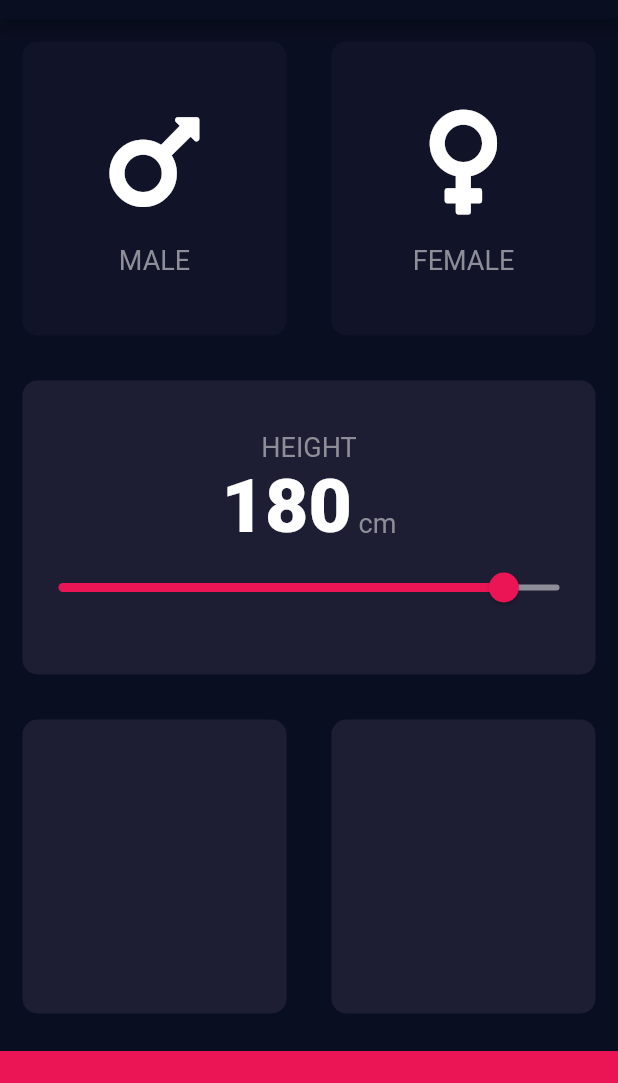
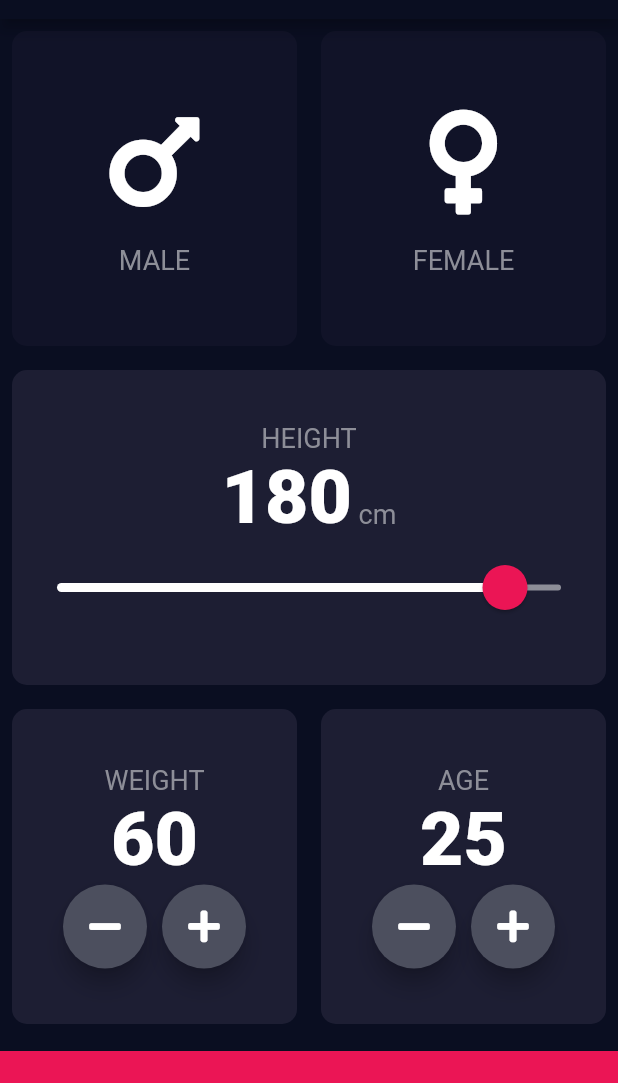
Before and after one commit to randularsw/BMI-Calculator, a Flutter app: the screen it shows after launch, on a phone screen of 412 x 824 dp, the part 65-1148 px from its top. Run offline on Flutter 3.47's test engine with Material 2 defaults, Android fonts, the phone set to English and light mode, and no system bars; our stand-ins replace font_awesome_flutter.

Commit message:
finalized first screen

```diff
--- a/lib/input-page.dart
+++ b/lib/input-page.dart
@@ -31,6 +31,8 @@ class InputPage extends StatefulWidget {
 class _InputPageState extends State<InputPage> {
   Gender selectedGender;
   int height = 180;
+  int weight = 60;
+  int age = 25;
 
   @override
   Widget build(BuildContext context) {
@@ -103,18 +105,28 @@ class _InputPageState extends State<InputPage> {
                       ),
                     ],
                   ),
-                  Slider(
+                  SliderTheme(
+                    data: SliderTheme.of(context).copyWith(
+                      activeTrackColor: Colors.white,
+                      inactiveTrackColor: Color(0xFF8D8E98),
+                      thumbColor: Color(0xFFFFEB1555),
+                      // overlayColor: Color(0x29FFEB1555),
+                      thumbShape:
+                          RoundSliderThumbShape(enabledThumbRadius: 15.0),
+                      overlayShape:
+                          RoundSliderOverlayShape(overlayRadius: 30.0),
+                    ),
+                    child: Slider(
                       value: height.toDouble(),
                       min: 20.0,
                       max: 200.0,
-                    activeColor: Color(0xFFFFEB1555),
-                    inactiveColor: Color(0xFF8D8E98),
                       onChanged: (double newHeight) {
                         height = newHeight.toInt();
                         setState(() {
-                        height=newHeight.round();
+                          height = newHeight.round();
                         });
                       },
+                    ),
                   ),
                 ],
               ),
@@ -126,11 +138,97 @@ class _InputPageState extends State<InputPage> {
                 Expanded(
                   child: ReusableCard(
                     colour: Color(activeCardColour),
+                    cardChild: Column(
+                      mainAxisAlignment: MainAxisAlignment.center,
+                      children: <Widget>[
+                        Text(
+                          'WEIGHT',
+                          style: labelTextStyle,
+                        ),
+                        Text(
+                          weight.toString(),
+                          style: numberTextStyle,
+                        ),
+                        Row(
+                          mainAxisAlignment: MainAxisAlignment.center,
+                          children: <Widget>[
+                            FloatingActionButton(
+                              backgroundColor: Color(0xFF4C4F5E),
+                              child: Icon(
+                                FontAwesomeIcons.minus,
+                                color: Colors.white,
+                              ),
+                              onPressed: () {
+                                setState(() {
+                                  weight--;
+                                });
+                              },
+                            ),
+                            SizedBox(width: 10,),
+                            FloatingActionButton(
+                              backgroundColor: Color(0xFF4C4F5E),
+                              child: Icon(
+                                FontAwesomeIcons.plus,
+                                color: Colors.white,
+                              ),
+                              onPressed: () {
+                                setState(() {
+                                  weight++;
+                                });
+                              },
+                            ),
+                          ],
+                        )
+                      ],
+                    ),
                   ),
                 ),
                 Expanded(
                   child: ReusableCard(
                     colour: Color(activeCardColour),
+                    cardChild: Column(
+                      mainAxisAlignment: MainAxisAlignment.center,
+                      children: <Widget>[
+                        Text(
+                          'AGE',
+                          style: labelTextStyle,
+                        ),
+                        Text(
+                          age.toString(),
+                          style: numberTextStyle,
+                        ),
+                        Row(
+                          mainAxisAlignment: MainAxisAlignment.center,
+                          children: <Widget>[
+                            FloatingActionButton(
+                              backgroundColor: Color(0xFF4C4F5E),
+                              child: Icon(
+                                FontAwesomeIcons.minus,
+                                color: Colors.white,
+                              ),
+                              onPressed: () {
+                                setState(() {
+                                  age--;
+                                });
+                              },
+                            ),
+                            SizedBox(width: 10,),
+                            FloatingActionButton(
+                              backgroundColor: Color(0xFF4C4F5E),
+                              child: Icon(
+                                FontAwesomeIcons.plus,
+                                color: Colors.white,
+                              ),
+                              onPressed: () {
+                                setState(() {
+                                  age++;
+                                });
+                              },
+                            ),
+                          ],
+                        )
+                      ],
+                    ),
                   ),
                 ),
               ],
--- a/lib/reusable-card.dart
+++ b/lib/reusable-card.dart
@@ -11,7 +11,7 @@ class ReusableCard extends StatelessWidget {
     return GestureDetector(
       onTap: onPress,
       child: Container(
-        margin: EdgeInsets.all(15),
+        margin: EdgeInsets.all(8),
         decoration: BoxDecoration(
           color: colour,
           borderRadius: BorderRadius.circular(10),
```
Lines whose indentation alone changed are shown as unchanged.
